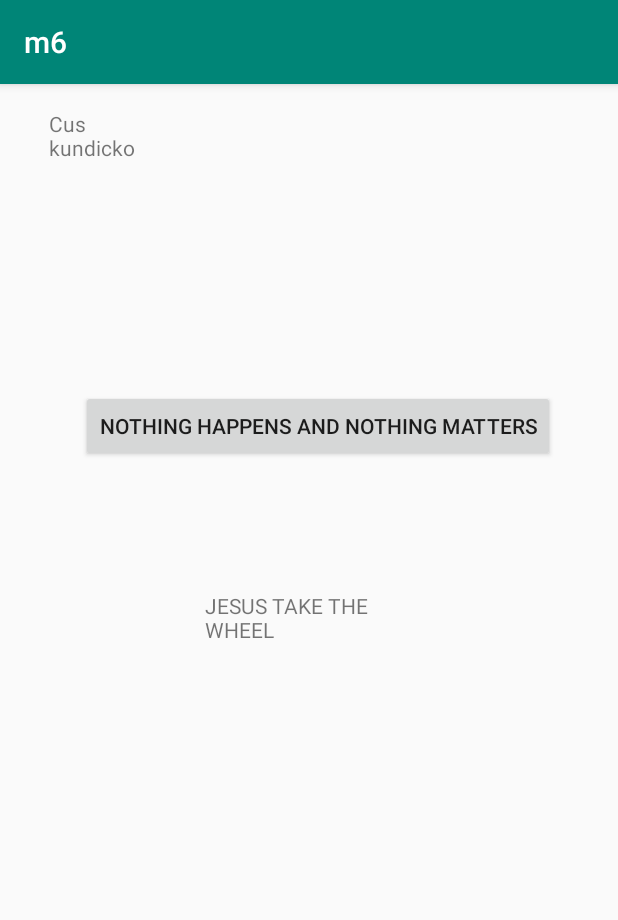
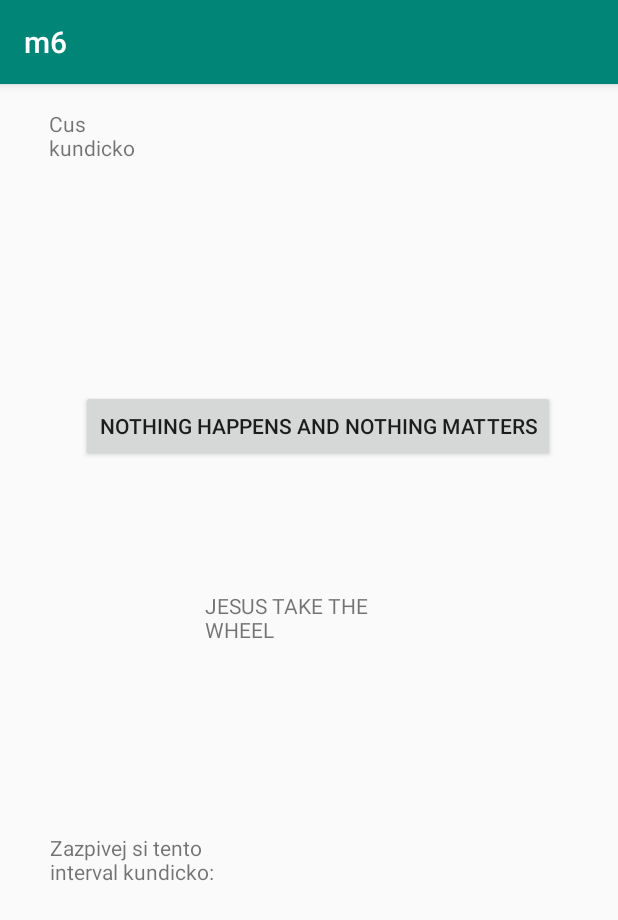
Before and after one commit to DahnJ/m6, an Android app: the screen it shows after launch (MainActivity), on a phone screen of 412 x 824 dp. Shown: the top 920 px of the screen. Run offline under Robolectric (Android 15) with nearby library versions, the phone set to English and light mode, and no system bars.

Commit message:
new features voe 1

```diff
--- a/app/src/main/res/layout/activity_main.xml
+++ b/app/src/main/res/layout/activity_main.xml
@@ -14,6 +14,30 @@
         app:layout_constraintLeft_toLeftOf="parent"
         app:layout_constraintRight_toRightOf="parent"
         app:layout_constraintTop_toTopOf="parent" />
+
+    <TextView
+        android:id="@+id/textView2"
+        android:layout_width="137dp"
+        android:layout_height="39dp"
+        android:text="@string/popisUkolu"
+        app:layout_constraintBottom_toBottomOf="parent"
+        app:layout_constraintHorizontal_bias="0.121"
+        app:layout_constraintLeft_toLeftOf="parent"
+        app:layout_constraintRight_toRightOf="parent"
+        app:layout_constraintTop_toTopOf="parent"
+        app:layout_constraintVertical_bias="0.685" />
+
+    <TextView
+        android:id="@+id/textView3"
+        android:layout_width="137dp"
+        android:layout_height="39dp"
+        android:text="@string/randomInterval"
+        app:layout_constraintBottom_toBottomOf="parent"
+        app:layout_constraintHorizontal_bias="0.726"
+        app:layout_constraintLeft_toLeftOf="parent"
+        app:layout_constraintRight_toRightOf="parent"
+        app:layout_constraintTop_toTopOf="parent"
+        app:layout_constraintVertical_bias="0.684" />
 
     <TextView
         android:id="@+id/textView"
--- a/app/src/main/res/values/strings.xml
+++ b/app/src/main/res/values/strings.xml
@@ -3,4 +3,6 @@
     <string name="kundicka">Cus kundicko</string>
     <string name="useless_button">Nothing happens and nothing matters</string>
     <string name="jezisek">JESUS TAKE THE WHEEL</string>
+    <string name="popisUkolu">Zazpivej si tento interval kundicko:</string>
+    <string name="randomInterval"></string>
 </resources>
```
